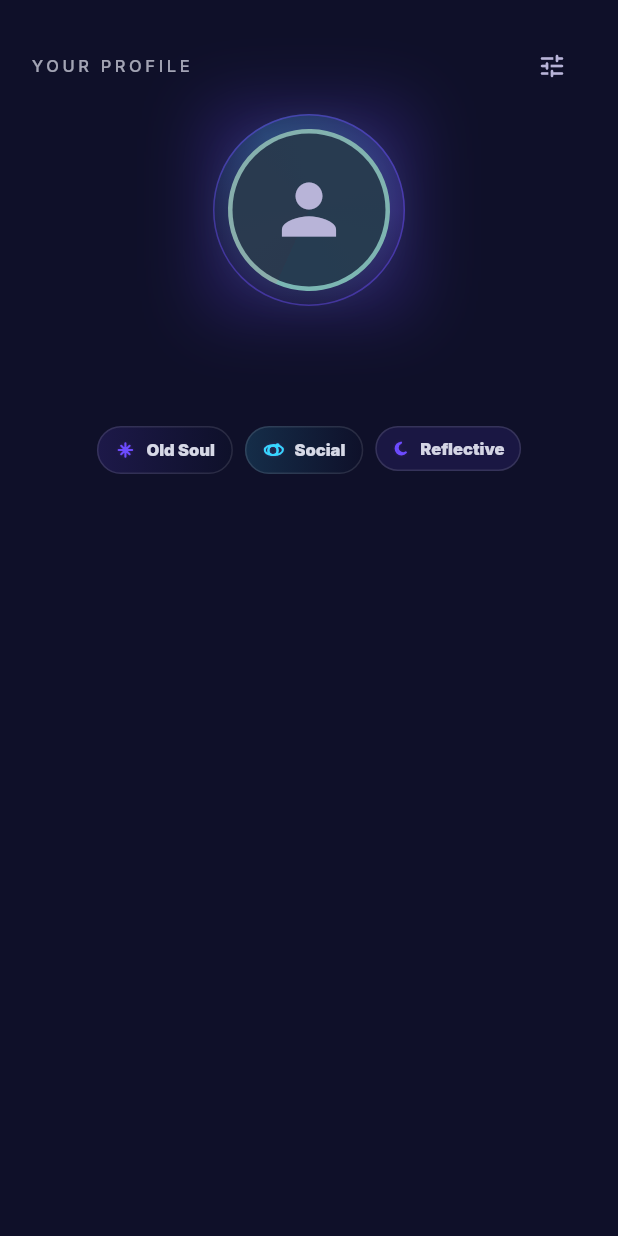
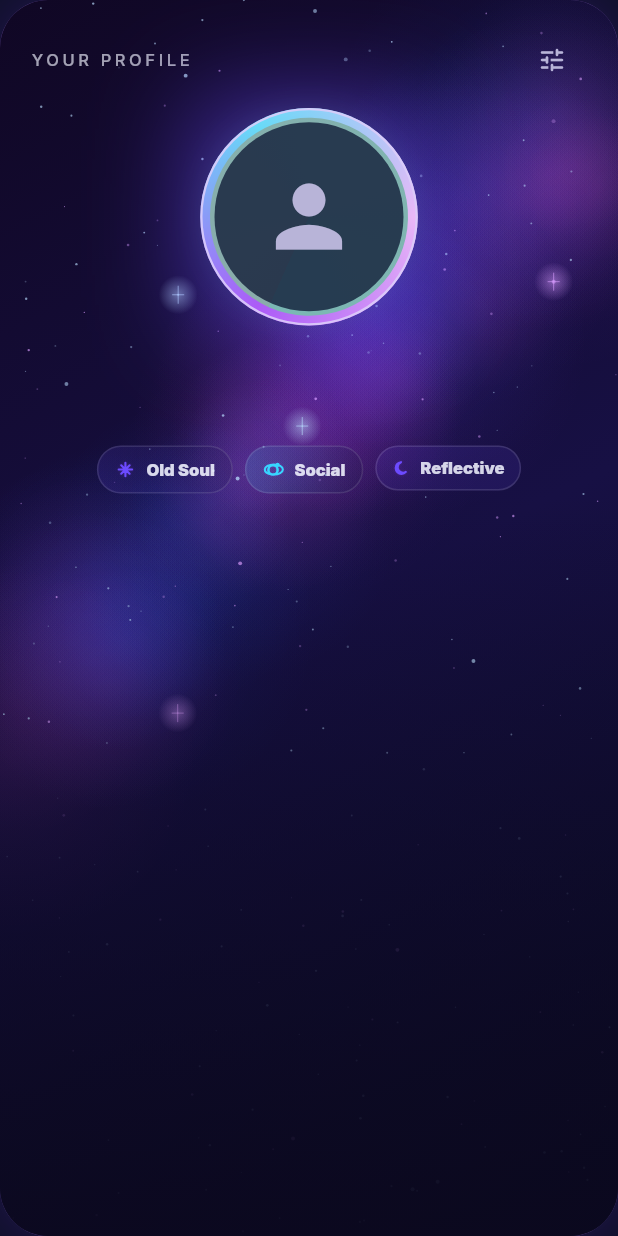
Before and after one commit to Darcell1208/trulura-starter, a Flutter app: the TruluraProfileHeroCard widget shown alone on an empty page, opened directly with empty values, on a phone screen of 412 x 824 dp. Run offline on Flutter 3.47's test engine with Material 3 defaults, Android fonts, the phone set to English and light mode, and no system bars; our stand-ins replace flutter_riverpod, go_router, google_fonts, image_picker, shared_preferences, supabase_flutter; accounts and stored records are empty.

Commit message:
Bring mockup-inspired nebula and luminous halo to Profile

```diff
--- a/lib/widgets/trulura_profile_hero_card.dart
+++ b/lib/widgets/trulura_profile_hero_card.dart
@@ -1,3 +1,4 @@
+import 'dart:math' as math;
 import 'package:flutter/material.dart';
 import 'package:trulura/compat/provider_compat.dart';
 import 'package:trulura/models/user.dart';
@@ -40,8 +41,23 @@ class TruluraProfileHeroCard extends StatelessWidget {
     final identityAccent = _identityAccent(mood, intent);
     return SizedBox(
       width: double.infinity,
+      child: DecoratedBox(
+        decoration: BoxDecoration(
+          borderRadius: BorderRadius.circular(32),
+          border:
+              Border.all(color: const Color(0xFFBB83FF).withValues(alpha: 0.4)),
+          boxShadow: [
+            BoxShadow(
+                color: const Color(0xFF7728FF).withValues(alpha: 0.18),
+                blurRadius: 30)
+          ],
+        ),
+        child: ClipRRect(
+          borderRadius: BorderRadius.circular(32),
+          child: CustomPaint(
+            painter: const _ProfileNebulaPainter(),
             child: Padding(
-        padding: const EdgeInsets.fromLTRB(20, 20, 20, 28),
+              padding: const EdgeInsets.fromLTRB(20, 16, 20, 28),
               child: Column(
                 children: [
                   Row(children: [
@@ -60,39 +76,45 @@ class TruluraProfileHeroCard extends StatelessWidget {
                     enabled: !app.softModeEnabled &&
                         !MediaQuery.disableAnimationsOf(context),
                     glowColor: identityAccent,
-              maxBlur: 38,
-              minBlur: 24,
-              maxAlpha: 0.26,
-              minAlpha: 0.16,
+                    maxBlur: 58,
+                    minBlur: 38,
+                    maxAlpha: 0.55,
+                    minAlpha: 0.35,
                     child: Container(
-                padding: const EdgeInsets.all(9),
+                      padding: const EdgeInsets.all(5),
                       decoration: BoxDecoration(
                           shape: BoxShape.circle,
                           border: Border.all(
-                        color: identityAccent.withValues(alpha: 0.45)),
+                              color: const Color(0xFFE4CFFF)
+                                  .withValues(alpha: 0.9),
+                              width: 1.5),
                           gradient: SweepGradient(colors: [
-                      identityAccent.withValues(alpha: 0.2),
-                      Colors.transparent,
-                      TruLuraTokens.auraCyan.withValues(alpha: 0.18),
-                      identityAccent.withValues(alpha: 0.2)
+                            const Color(0xFFF6B9FF),
+                            const Color(0xFFB454FF),
+                            const Color(0xFF69DFFF),
+                            const Color(0xFFF6B9FF)
                           ])),
                       child: AuraAvatar(
-                    image: avatarPath, compatibility: auraStrength, size: 108),
+                          image: avatarPath,
+                          compatibility: auraStrength,
+                          size: 132),
                     ),
                   ),
                   const SizedBox(height: 22),
                   Text(name,
                       textAlign: TextAlign.center,
-                style: Theme.of(context).textTheme.headlineMedium?.copyWith(
-                    fontWeight: FontWeight.w600, letterSpacing: -0.6)),
+                      style: Theme.of(context)
+                          .textTheme
+                          .headlineMedium
+                          ?.copyWith(
+                              fontWeight: FontWeight.w600,
+                              letterSpacing: -0.6)),
                   if ((handle ?? '').trim().isNotEmpty) ...[
                     const SizedBox(height: 6),
                     Text(handle!,
                         textAlign: TextAlign.center,
-                  style: Theme.of(context)
-                      .textTheme
-                      .bodyMedium
-                      ?.copyWith(color: cs.onSurface.withValues(alpha: 0.6))),
+                        style: Theme.of(context).textTheme.bodyMedium?.copyWith(
+                            color: cs.onSurface.withValues(alpha: 0.6))),
                   ],
                   if (bio.trim().isNotEmpty) ...[
                     const SizedBox(height: 18),
@@ -100,9 +122,13 @@ class TruluraProfileHeroCard extends StatelessWidget {
                         constraints: const BoxConstraints(maxWidth: 380),
                         child: Text(bio,
                             textAlign: TextAlign.center,
-                      style: Theme.of(context).textTheme.bodyLarge?.copyWith(
+                            style: Theme.of(context)
+                                .textTheme
+                                .bodyLarge
+                                ?.copyWith(
                                     height: 1.5,
-                          color: cs.onSurface.withValues(alpha: 0.88)))),
+                                    color:
+                                        cs.onSurface.withValues(alpha: 0.88)))),
                   ],
                   const SizedBox(height: 22),
                   Wrap(
@@ -125,6 +151,9 @@ class TruluraProfileHeroCard extends StatelessWidget {
                             accent: identityAccent),
                       ]),
                 ],
+              ),
+            ),
+          ),
         ),
       ),
     );
@@ -444,3 +473,91 @@ class _AuraSignaturePill extends StatelessWidget {
     return 'Soft aura opening';
   }
 }
+
+/// Stable star positions keep the atmosphere calm while the existing halo breathes.
+class _ProfileNebulaPainter extends CustomPainter {
+  const _ProfileNebulaPainter();
+
+  @override
+  void paint(Canvas canvas, Size size) {
+    final rect = Offset.zero & size;
+    canvas.drawRect(
+        rect,
+        Paint()
+          ..shader = const LinearGradient(
+            begin: Alignment.topLeft,
+            end: Alignment.bottomRight,
+            colors: [Color(0xFF100724), Color(0xFF171044), Color(0xFF090B24)],
+          ).createShader(rect));
+    final random = math.Random(42);
+    // Many overlapping translucent clouds give the field texture and depth.
+    for (var i = 0; i < 54; i++) {
+      final x = random.nextDouble() * size.width;
+      final y = size.height * (0.08 + 0.52 * (1 - x / size.width)) +
+          random.nextDouble() * 100 -
+          50;
+      final radius = 35 + random.nextDouble() * 100;
+      final color = [
+        const Color(0xFF8E31DE),
+        const Color(0xFF245CFF),
+        const Color(0xFFDE4EC3)
+      ][i % 3];
+      canvas.drawCircle(
+          Offset(x, y),
+          radius,
+          Paint()
+            ..shader = RadialGradient(
+              colors: [
+                color.withValues(alpha: 0.09),
+                color.withValues(alpha: 0)
+              ],
+            ).createShader(
+                Rect.fromCircle(center: Offset(x, y), radius: radius)));
+    }
+    for (var i = 0; i < 230; i++) {
+      final point = Offset(
+          random.nextDouble() * size.width, random.nextDouble() * size.height);
+      final alpha = point.dy > size.height * 0.62
+          ? 0.18
+          : 0.25 + random.nextDouble() * 0.5;
+      final color =
+          i % 3 == 0 ? const Color(0xFFD89CFF) : const Color(0xFFBADEFF);
+      canvas.drawCircle(
+          point,
+          i % 19 == 0 ? 1.3 : 0.35 + random.nextDouble() * 0.55,
+          Paint()..color = color.withValues(alpha: alpha));
+      if (i % 47 == 0 && point.dy < size.height * 0.6) {
+        final glow = Rect.fromCircle(center: point, radius: 13);
+        canvas.drawCircle(
+            point,
+            13,
+            Paint()
+              ..shader = RadialGradient(
+                colors: [
+                  color.withValues(alpha: 0.5),
+                  color.withValues(alpha: 0)
+                ],
+              ).createShader(glow));
+        final paint = Paint()
+          ..color = color.withValues(alpha: 0.7)
+          ..strokeWidth = 0.6;
+        canvas.drawLine(
+            point - const Offset(4, 0), point + const Offset(4, 0), paint);
+        canvas.drawLine(
+            point - const Offset(0, 6), point + const Offset(0, 6), paint);
+      }
+    }
+    canvas.drawRect(
+        rect,
+        Paint()
+          ..shader = const LinearGradient(
+            begin: Alignment.topCenter,
+            end: Alignment.bottomCenter,
+            colors: [Colors.transparent, Color(0x000B081D), Color(0xD90B081D)],
+            stops: [0, 0.4, 1],
+          ).createShader(rect));
+  }
+
+  @override
+  bool shouldRepaint(covariant _ProfileNebulaPainter oldDelegate) => false;
+}
```
Lines whose indentation alone changed are shown as unchanged.
